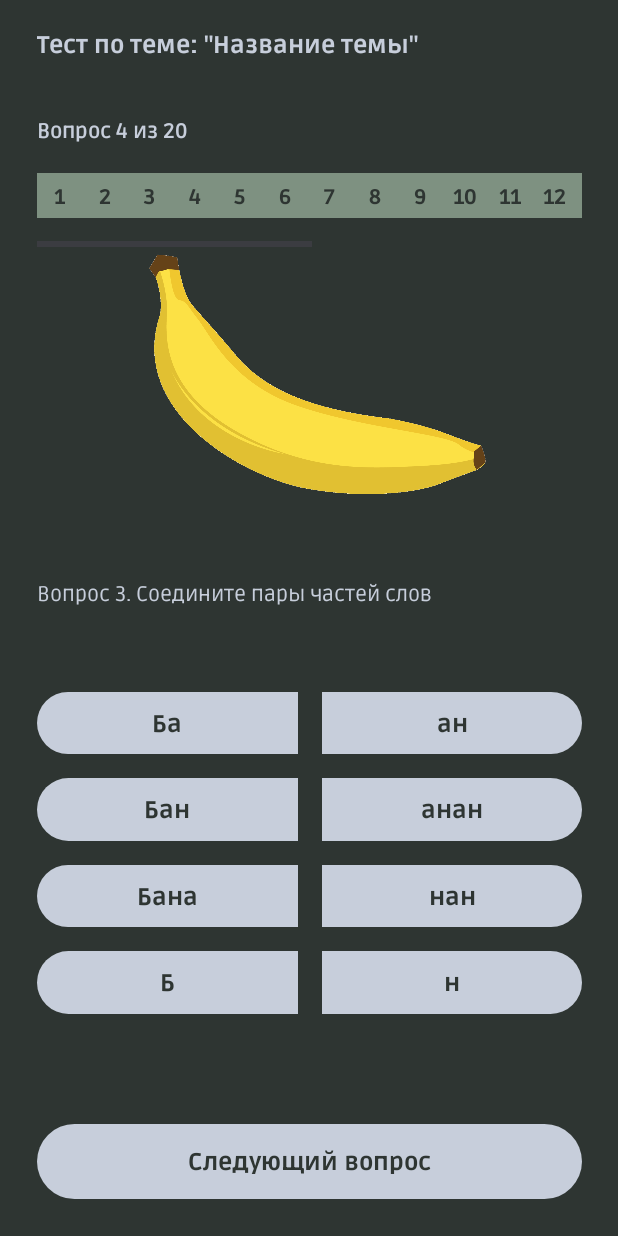
After one commit to Mesqu1te/CanisMajor_app, an Android app: the TestActivity screen opened directly, with no data from a screen before it, on a phone screen of 412 x 824 dp. The commit adds this screen. Run offline under Robolectric (Android 15) with nearby library versions, the phone set to English and light mode, and no system bars; network calls fail.

Commit message:
+тесты

```diff
--- a/app/src/main/java/ru/canismajor/brainwave/LoadURL.java
+++ b/app/src/main/java/ru/canismajor/brainwave/LoadURL.java
@@ -14,7 +14,7 @@ import java.net.URL;
 
 public class LoadURL {
 
-    void getURL(Context context, String link) {
+    public static void getURL(Context context, String link) {
         Thread thread = new Thread(new Runnable() {
             @Override
             public void run() {
--- /dev/null
+++ b/app/src/main/java/ru/canismajor/brainwave/TestActivity.java
@@ -0,0 +1,50 @@
+package ru.canismajor.brainwave;
+
+import androidx.appcompat.app.AppCompatActivity;
+
+import android.os.Bundle;
+import android.view.LayoutInflater;
+import android.view.View;
+import android.view.ViewGroup;
+import android.widget.FrameLayout;
+import android.widget.LinearLayout;
+import android.widget.TextView;
+
+import java.util.zip.Inflater;
+
+public class TestActivity extends AppCompatActivity {
+
+    @Override
+    protected void onCreate(Bundle savedInstanceState) {
+        super.onCreate(savedInstanceState);
+        setContentView(R.layout.activity_test);
+
+        LinearLayout question_numbers = findViewById(R.id.test_question_numbers);
+
+        FrameLayout.LayoutParams question_number_params = new FrameLayout.LayoutParams(
+                ViewGroup.LayoutParams.WRAP_CONTENT,
+                ViewGroup.LayoutParams.WRAP_CONTENT
+        );
+
+        final float scale = getResources().getDisplayMetrics().density;
+
+        int leftMarginPx = (int) (0 * scale + 0.5f);
+        int topMarginPx = (int) (0 * scale + 0.5f);
+        int rightMarginPx = (int) (6 * scale + 0.5f);
+        int bottomMarginPx = (int) (0 * scale + 0.5f);
+
+        question_number_params.setMargins(leftMarginPx, topMarginPx, rightMarginPx, bottomMarginPx);
+
+        for (int i = 1; i <= 24; i++) {
+            View question_number = getLayoutInflater().inflate(R.layout.question_number, null);
+
+            TextView num = question_number.findViewById(R.id.question_number_digit);
+
+            question_number.setBackgroundColor(getResources().getColor(R.color.reseda_green));
+            num.setText(String.valueOf(i));
+
+            question_number.setLayoutParams(question_number_params);
+            question_numbers.addView(question_number);
+        }
+    }
+}
--- /dev/null
+++ b/app/src/main/res/layout/activity_test.xml
@@ -0,0 +1,127 @@
+<?xml version="1.0" encoding="utf-8"?>
+<androidx.constraintlayout.widget.ConstraintLayout xmlns:android="http://schemas.android.com/apk/res/android"
+    xmlns:app="http://schemas.android.com/apk/res-auto"
+    xmlns:tools="http://schemas.android.com/tools"
+    android:layout_width="match_parent"
+    android:layout_height="match_parent"
+    android:background="@color/onyx"
+    tools:context=".TestActivity">
+
+    <androidx.constraintlayout.widget.Guideline
+        android:id="@+id/guideline7"
+        android:layout_width="wrap_content"
+        android:layout_height="wrap_content"
+        android:orientation="vertical"
+        app:layout_constraintGuide_percent="0.06" />
+
+    <androidx.constraintlayout.widget.Guideline
+        android:id="@+id/guideline8"
+        android:layout_width="wrap_content"
+        android:layout_height="wrap_content"
+        android:orientation="vertical"
+        app:layout_constraintGuide_percent="0.94160587" />
+
+    <androidx.constraintlayout.widget.Guideline
+        android:id="@+id/guideline9"
+        android:layout_width="wrap_content"
+        android:layout_height="wrap_content"
+        android:orientation="horizontal"
+        app:layout_constraintGuide_percent="0.07" />
+
+    <androidx.constraintlayout.widget.Guideline
+        android:id="@+id/guideline10"
+        android:layout_width="wrap_content"
+        android:layout_height="wrap_content"
+        android:orientation="horizontal"
+        app:layout_constraintGuide_percent="0.14" />
+
+    <androidx.constraintlayout.widget.Guideline
+        android:id="@+id/guideline11"
+        android:layout_width="wrap_content"
+        android:layout_height="wrap_content"
+        android:orientation="horizontal"
+        app:layout_constraintGuide_percent="0.2" />
+
+    <androidx.constraintlayout.widget.Guideline
+        android:id="@+id/guideline12"
+        android:layout_width="wrap_content"
+        android:layout_height="wrap_content"
+        android:orientation="horizontal"
+        app:layout_constraintGuide_percent="0.9" />
+
+    <TextView
+        android:id="@+id/test_name"
+        android:layout_width="0dp"
+        android:layout_height="wrap_content"
+        android:fontFamily="@font/ruda_extrabold"
+        android:text="Тест по теме: &quot;Название темы&quot;"
+        android:textColor="@color/french_gray"
+        android:textSize="16sp"
+        app:layout_constraintBottom_toTopOf="@+id/guideline9"
+        app:layout_constraintEnd_toStartOf="@+id/guideline8"
+        app:layout_constraintStart_toStartOf="@+id/guideline7"
+        app:layout_constraintTop_toTopOf="parent" />
+
+    <TextView
+        android:id="@+id/test_current_question"
+        android:layout_width="0dp"
+        android:layout_height="wrap_content"
+        android:fontFamily="@font/ruda_bold"
+        android:text="Вопрос 4 из 20 "
+        android:textColor="@color/french_gray"
+        app:layout_constraintBottom_toTopOf="@+id/guideline10"
+        app:layout_constraintEnd_toStartOf="@+id/guideline8"
+        app:layout_constraintStart_toStartOf="@+id/guideline7"
+        app:layout_constraintTop_toTopOf="@+id/guideline9" />
+
+    <HorizontalScrollView
+        android:id="@+id/horizontalScrollView"
+        android:layout_width="0dp"
+        android:layout_height="0dp"
+        app:layout_constraintBottom_toTopOf="@+id/guideline11"
+        app:layout_constraintEnd_toStartOf="@+id/guideline8"
+        app:layout_constraintStart_toStartOf="@+id/guideline7"
+        app:layout_constraintTop_toTopOf="@+id/guideline10">
+
+        <LinearLayout
+            android:id="@+id/test_question_numbers"
+            android:layout_width="wrap_content"
+            android:layout_height="match_parent"
+            android:orientation="horizontal" />
+    </HorizontalScrollView>
+
+    <include
+        android:id="@+id/test_current_question_view"
+        layout="@layout/test_pairs"
+        android:layout_width="0dp"
+        android:layout_height="0dp"
+        app:layout_constraintBottom_toTopOf="@+id/guideline12"
+        app:layout_constraintEnd_toStartOf="@+id/guideline8"
+        app:layout_constraintStart_toStartOf="@+id/guideline7"
+        app:layout_constraintTop_toTopOf="@+id/guideline11" />
+
+    <androidx.constraintlayout.widget.Guideline
+        android:id="@+id/guideline22"
+        android:layout_width="wrap_content"
+        android:layout_height="wrap_content"
+        android:orientation="horizontal"
+        app:layout_constraintGuide_percent="0.98" />
+
+    <TextView
+        android:id="@+id/test_next"
+        android:layout_width="0dp"
+        android:layout_height="0dp"
+        android:layout_marginTop="8dp"
+        android:layout_marginBottom="8dp"
+        android:background="@drawable/rounded_french_gray_26dp"
+        android:fontFamily="@font/ruda_extrabold"
+        android:gravity="center"
+        android:text="Следующий вопрос"
+        android:textColor="@color/onyx"
+        android:textSize="16sp"
+        app:layout_constraintBottom_toTopOf="@+id/guideline22"
+        app:layout_constraintEnd_toStartOf="@+id/guideline8"
+        app:layout_constraintStart_toStartOf="@+id/guideline7"
+        app:layout_constraintTop_toTopOf="@+id/guideline12" />
+
+</androidx.constraintlayout.widget.ConstraintLayout>
--- a/app/src/main/res/layout/error_window.xml
+++ b/app/src/main/res/layout/error_window.xml
@@ -24,7 +24,7 @@
         android:layout_marginStart="16dp"
         android:layout_marginEnd="16dp"
         android:fontFamily="@font/ruda_black"
-        android:text="Возникла ошибка 123"
+        android:text="Ошибка 123"
         android:textColor="@color/pink"
         android:textSize="16sp"
         app:layout_constraintBottom_toBottomOf="@+id/error_window_icon"
--- /dev/null
+++ b/app/src/main/res/layout/question_number.xml
@@ -0,0 +1,28 @@
+<?xml version="1.0" encoding="utf-8"?>
+<androidx.constraintlayout.widget.ConstraintLayout xmlns:android="http://schemas.android.com/apk/res/android"
+    xmlns:app="http://schemas.android.com/apk/res-auto"
+    xmlns:tools="http://schemas.android.com/tools"
+    android:id="@+id/question_number_background"
+    android:layout_width="30dp"
+    android:layout_height="30dp"
+    android:background="@color/french_gray"
+    android:minWidth="30dp"
+    android:minHeight="30dp">
+
+    <TextView
+        android:id="@+id/question_number_digit"
+        android:layout_width="wrap_content"
+        android:layout_height="wrap_content"
+        android:fontFamily="@font/ruda_extrabold"
+        android:paddingStart="4dp"
+        android:paddingTop="4dp"
+        android:paddingEnd="4dp"
+        android:paddingBottom="4dp"
+        android:text="1"
+        android:textColor="@color/onyx"
+        android:textSize="14sp"
+        app:layout_constraintBottom_toBottomOf="parent"
+        app:layout_constraintEnd_toEndOf="parent"
+        app:layout_constraintStart_toStartOf="parent"
+        app:layout_constraintTop_toTopOf="parent" />
+</androidx.constraintlayout.widget.ConstraintLayout>
--- /dev/null
+++ b/app/src/main/res/layout/test_pairs.xml
@@ -0,0 +1,226 @@
+<?xml version="1.0" encoding="utf-8"?>
+<androidx.constraintlayout.widget.ConstraintLayout xmlns:android="http://schemas.android.com/apk/res/android"
+    xmlns:app="http://schemas.android.com/apk/res-auto"
+    xmlns:tools="http://schemas.android.com/tools"
+    android:layout_width="match_parent"
+    android:layout_height="match_parent"
+    android:background="@color/onyx">
+
+    <androidx.constraintlayout.widget.Guideline
+        android:id="@+id/guideline23"
+        android:layout_width="wrap_content"
+        android:layout_height="wrap_content"
+        android:orientation="horizontal"
+        app:layout_constraintGuide_percent="0.3" />
+
+    <androidx.constraintlayout.widget.Guideline
+        android:id="@+id/guideline24"
+        android:layout_width="wrap_content"
+        android:layout_height="wrap_content"
+        android:orientation="horizontal"
+        app:layout_constraintGuide_percent="0.5" />
+
+    <androidx.constraintlayout.widget.Guideline
+        android:id="@+id/guideline25"
+        android:layout_width="wrap_content"
+        android:layout_height="wrap_content"
+        android:orientation="horizontal"
+        app:layout_constraintGuide_percent="0.9" />
+
+    <androidx.constraintlayout.widget.Guideline
+        android:id="@+id/guideline26"
+        android:layout_width="wrap_content"
+        android:layout_height="wrap_content"
+        android:orientation="horizontal"
+        app:layout_constraintGuide_percent="0.8" />
+
+    <androidx.constraintlayout.widget.Guideline
+        android:id="@+id/guideline27"
+        android:layout_width="wrap_content"
+        android:layout_height="wrap_content"
+        android:orientation="horizontal"
+        app:layout_constraintGuide_percent="0.7" />
+
+    <androidx.constraintlayout.widget.Guideline
+        android:id="@+id/guideline28"
+        android:layout_width="wrap_content"
+        android:layout_height="wrap_content"
+        android:orientation="horizontal"
+        app:layout_constraintGuide_percent="0.6" />
+
+    <androidx.constraintlayout.widget.Guideline
+        android:id="@+id/guideline29"
+        android:layout_width="wrap_content"
+        android:layout_height="wrap_content"
+        android:orientation="vertical"
+        app:layout_constraintGuide_percent="0.5" />
+
+    <ImageView
+        android:id="@+id/test_pairs_image"
+        android:layout_width="0dp"
+        android:layout_height="0dp"
+        app:layout_constraintBottom_toTopOf="@+id/guideline23"
+        app:layout_constraintEnd_toEndOf="parent"
+        app:layout_constraintStart_toStartOf="parent"
+        app:layout_constraintTop_toTopOf="parent"
+        app:srcCompat="@drawable/banana" />
+
+    <TextView
+        android:id="@+id/test_pairs_question"
+        android:layout_width="0dp"
+        android:layout_height="wrap_content"
+        android:layout_marginTop="8dp"
+        android:layout_marginBottom="8dp"
+        android:fontFamily="@font/ruda_regular"
+        android:text="Вопрос 3. Соедините пары частей слов"
+        android:textColor="@color/french_gray"
+        android:textSize="14sp"
+        app:layout_constraintBottom_toTopOf="@+id/guideline24"
+        app:layout_constraintEnd_toEndOf="parent"
+        app:layout_constraintStart_toStartOf="parent"
+        app:layout_constraintTop_toTopOf="@+id/guideline23" />
+
+    <TextView
+        android:id="@+id/test_pairs_left_a"
+        android:layout_width="0dp"
+        android:layout_height="0dp"
+        android:layout_marginTop="8dp"
+        android:layout_marginEnd="8dp"
+        android:layout_marginBottom="8dp"
+        android:background="@drawable/rounded_left_french_gray_26dp"
+        android:fontFamily="@font/ruda_extrabold"
+        android:gravity="center"
+        android:text="Ба"
+        android:textColor="@color/onyx"
+        android:textSize="16sp"
+        app:layout_constraintBottom_toTopOf="@+id/guideline28"
+        app:layout_constraintEnd_toStartOf="@+id/guideline29"
+        app:layout_constraintStart_toStartOf="parent"
+        app:layout_constraintTop_toTopOf="@+id/guideline24" />
+
+    <TextView
+        android:id="@+id/test_pairs_right_a"
+        android:layout_width="0dp"
+        android:layout_height="0dp"
+        android:layout_marginStart="8dp"
+        android:layout_marginTop="8dp"
+        android:layout_marginBottom="8dp"
+        android:background="@drawable/rounded_right_french_gray_26dp"
+        android:fontFamily="@font/ruda_extrabold"
+        android:gravity="center"
+        android:text="ан"
+        android:textColor="@color/onyx"
+        android:textSize="16sp"
+        app:layout_constraintBottom_toTopOf="@+id/guideline28"
+        app:layout_constraintEnd_toEndOf="parent"
+        app:layout_constraintStart_toStartOf="@+id/guideline29"
+        app:layout_constraintTop_toTopOf="@+id/guideline24" />
+
+    <TextView
+        android:id="@+id/test_pairs_left_b"
+        android:layout_width="0dp"
+        android:layout_height="0dp"
+        android:layout_marginTop="8dp"
+        android:layout_marginEnd="8dp"
+        android:layout_marginBottom="8dp"
+        android:background="@drawable/rounded_left_french_gray_26dp"
+        android:fontFamily="@font/ruda_extrabold"
+        android:gravity="center"
+        android:text="Бан"
+        android:textColor="@color/onyx"
+        android:textSize="16sp"
+        app:layout_constraintBottom_toTopOf="@+id/guideline27"
+        app:layout_constraintEnd_toStartOf="@+id/guideline29"
+        app:layout_constraintStart_toStartOf="parent"
+        app:layout_constraintTop_toTopOf="@+id/guideline28" />
+
+    <TextView
+        android:id="@+id/test_pairs_right_b"
+        android:layout_width="0dp"
+        android:layout_height="0dp"
+        android:layout_marginStart="8dp"
+        android:layout_marginTop="8dp"
+        android:layout_marginBottom="8dp"
+        android:background="@drawable/rounded_right_french_gray_26dp"
+        android:fontFamily="@font/ruda_extrabold"
+        android:gravity="center"
+        android:text="анан"
+        android:textColor="@color/onyx"
+        android:textSize="16sp"
+        app:layout_constraintBottom_toTopOf="@+id/guideline27"
+        app:layout_constraintEnd_toEndOf="parent"
+        app:layout_constraintStart_toStartOf="@+id/guideline29"
+        app:layout_constraintTop_toTopOf="@+id/guideline28" />
+
+    <TextView
+        android:id="@+id/test_pairs_left_c"
+        android:layout_width="0dp"
+        android:layout_height="0dp"
+        android:layout_marginTop="8dp"
+        android:layout_marginEnd="8dp"
+        android:layout_marginBottom="8dp"
+        android:background="@drawable/rounded_left_french_gray_26dp"
+        android:fontFamily="@font/ruda_extrabold"
+        android:gravity="center"
+        android:text="Бана"
+        android:textColor="@color/onyx"
+        android:textSize="16sp"
+        app:layout_constraintBottom_toTopOf="@+id/guideline26"
+        app:layout_constraintEnd_toStartOf="@+id/guideline29"
+        app:layout_constraintStart_toStartOf="parent"
+        app:layout_constraintTop_toTopOf="@+id/guideline27" />
+
+    <TextView
+        android:id="@+id/test_pairs_right_c"
+        android:layout_width="0dp"
+        android:layout_height="0dp"
+        android:layout_marginStart="8dp"
+        android:layout_marginTop="8dp"
+        android:layout_marginBottom="8dp"
+        android:background="@drawable/rounded_right_french_gray_26dp"
+        android:fontFamily="@font/ruda_extrabold"
+        android:gravity="center"
+        android:text="нан"
+        android:textColor="@color/onyx"
+        android:textSize="16sp"
+        app:layout_constraintBottom_toTopOf="@+id/guideline26"
+        app:layout_constraintEnd_toEndOf="parent"
+        app:layout_constraintStart_toStartOf="@+id/guideline29"
+        app:layout_constraintTop_toTopOf="@+id/guideline27" />
+
+    <TextView
+        android:id="@+id/test_pairs_left_d"
+        android:layout_width="0dp"
+        android:layout_height="0dp"
+        android:layout_marginTop="8dp"
+        android:layout_marginEnd="8dp"
+        android:layout_marginBottom="8dp"
+        android:background="@drawable/rounded_left_french_gray_26dp"
+        android:fontFamily="@font/ruda_extrabold"
+        android:gravity="center"
+        android:text="Б"
+        android:textColor="@color/onyx"
+        android:textSize="16sp"
+        app:layout_constraintBottom_toTopOf="@+id/guideline25"
+        app:layout_constraintEnd_toStartOf="@+id/guideline29"
+        app:layout_constraintStart_toStartOf="parent"
+        app:layout_constraintTop_toTopOf="@+id/guideline26" />
+
+    <TextView
+        android:id="@+id/test_pairs_right_d"
+        android:layout_width="0dp"
+        android:layout_height="0dp"
+        android:layout_marginStart="8dp"
+        android:layout_marginTop="8dp"
+        android:layout_marginBottom="8dp"
+        android:background="@drawable/rounded_right_french_gray_26dp"
+        android:fontFamily="@font/ruda_extrabold"
+        android:gravity="center"
+        android:text="н"
+        android:textColor="@color/onyx"
+        android:textSize="16sp"
+        app:layout_constraintBottom_toTopOf="@+id/guideline25"
+        app:layout_constraintEnd_toEndOf="parent"
+        app:layout_constraintStart_toStartOf="@+id/guideline29"
+        app:layout_constraintTop_toTopOf="@+id/guideline26" />
+</androidx.constraintlayout.widget.ConstraintLayout>
```
Also changed, not shown: app/src/main/AndroidManifest.xml (+8 -5 lines), app/src/main/java/ru/canismajor/brainwave/MainActivity.java (+10 -0 lines), app/src/main/res/drawable/rounded_pink_26dp.xml (added, +7 -0 lines), app/src/main/res/layout/test_option.xml (added, +147 -0 lines), app/src/main/res/layout/test_text.xml (added, +96 -0 lines), app/src/main/res/drawable/banana.png (added).
